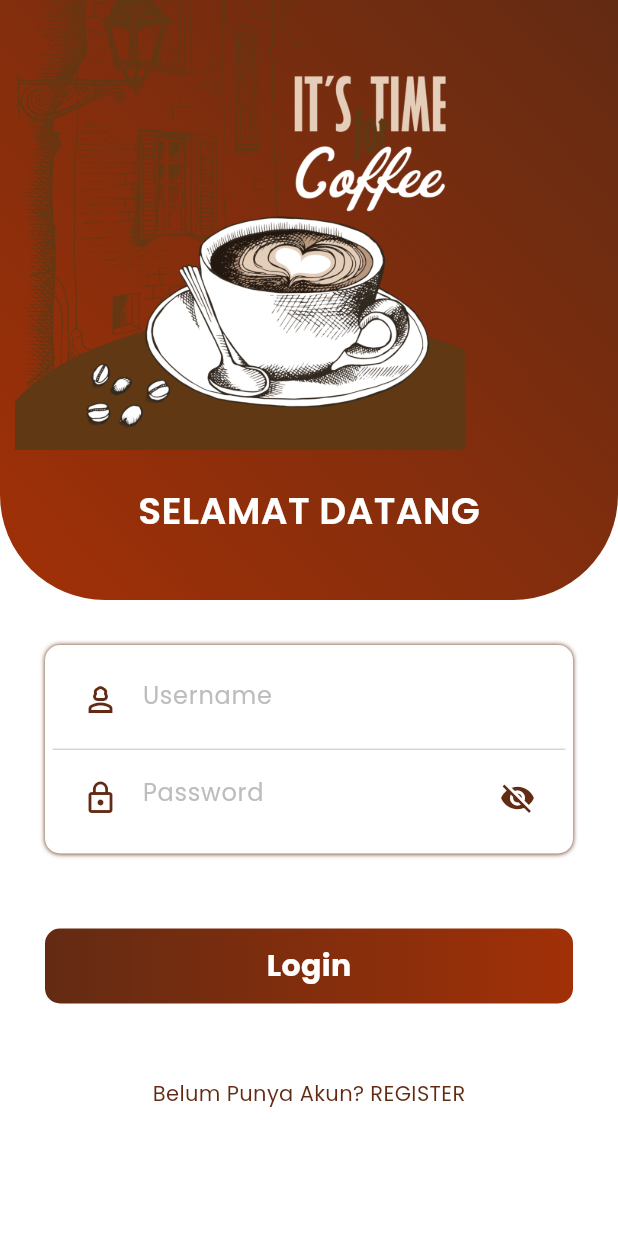
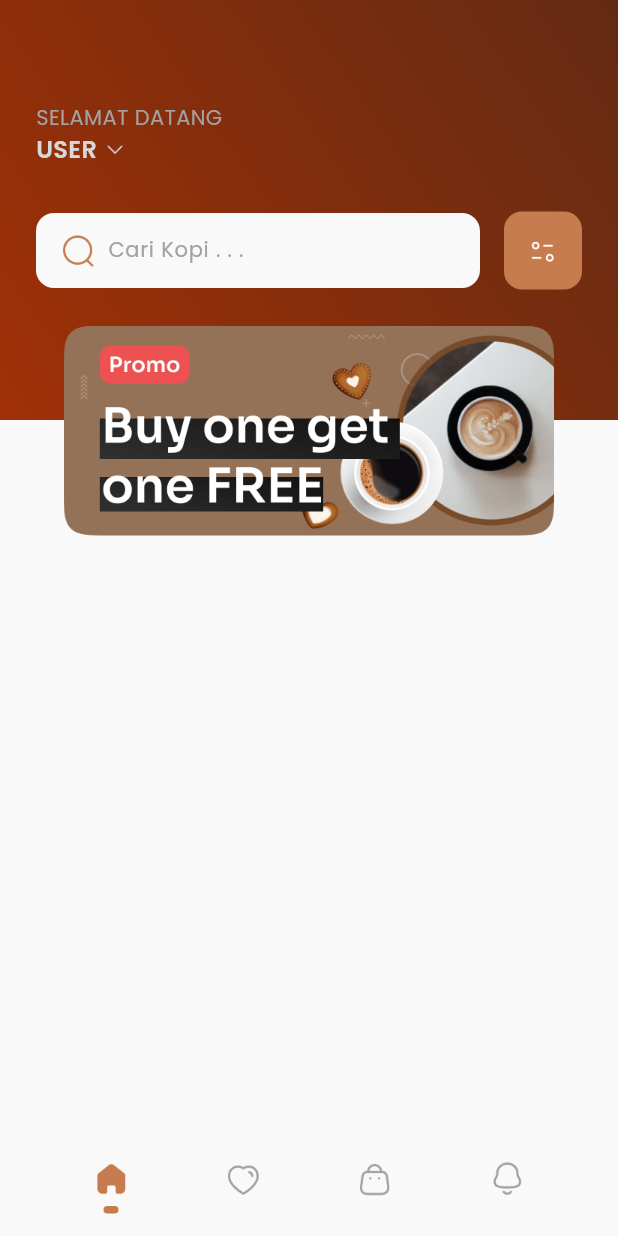
Before and after one commit to RaidFortallz/UAS_Mobile2, a Flutter app: the Login screen opened directly, after a tap on "Login", on a phone screen of 412 x 824 dp. Run offline on Flutter 3.47's test engine with Material 3 defaults, Android fonts, the light colour scheme and no system bars; drawn by our look-alikes of flutter_bounceable; our stand-ins replace gap, lottie.

Commit message:
UPADTE Bagian Dashboard

```diff
--- /dev/null
+++ b/lib/Frontend/Hal_Dashboard/dashboard.dart
@@ -0,0 +1,93 @@
+import 'package:flutter/material.dart';
+import 'package:uas_mobile2/Frontend/Hal_Dashboard/home.dart';
+import 'package:gap/gap.dart';
+import 'package:uas_mobile2/Warna_Tema/warna_tema.dart';
+
+class DashboardPage extends StatefulWidget {
+  const DashboardPage({super.key});
+
+  @override
+  State<DashboardPage> createState() => _DashboardPageState();
+}
+
+class _DashboardPageState extends State<DashboardPage> {
+  int indexMenu = 0;
+  final menu = [
+    {
+      'icon': 'assets/image/ic_home_border.png',
+      'icon_active': 'assets/image/ic_home_filled.png',
+      'fragment': const HomeFragment()
+    },
+    {
+      'icon': 'assets/image/ic_heart_border.png',
+      'icon_active': 'assets/image/ic_heart_border.png',
+      'fragment': const Center(
+        child: Text('FAVORITE'),
+      ),
+    },
+    {
+      'icon': 'assets/image/ic_bag_border.png',
+      'icon_active': 'assets/image/ic_bag_border.png',
+      'fragment': const Center(
+        child: Text('KERANJANG'),
+      ),
+    },
+    {
+      'icon': 'assets/image/ic_notification_border.png',
+      'icon_active': 'assets/image/ic_notification_border.png',
+      'fragment': const Center(
+        child: Text('NOTIFIKASI'),
+      ),
+    },
+  ];
+
+  @override
+  Widget build(BuildContext context) {
+    return Scaffold(
+      body: menu[indexMenu]['fragment'] as Widget,
+      bottomNavigationBar: Padding(
+        padding: const EdgeInsets.symmetric(horizontal: 30),
+        child: Row(
+          children: List.generate(menu.length, (index) {
+            Map item = menu[index];
+            bool isActive = indexMenu == index;
+            return Expanded(
+              child: InkWell(
+                onTap: () {
+                  indexMenu = index;
+                  setState(() {});
+                },
+                child: SizedBox(
+                  height: 70,
+                  child: Column(
+                    mainAxisSize: MainAxisSize.min,
+                    children: [
+                      const Gap(20),
+                      ImageIcon(
+                        AssetImage(
+                          item[isActive ? 'icon_active' : 'icon'],
+                        ),
+                        size: 24,
+                        color: isActive ? warnaKopi3 : warnaAbu,
+                      ),
+                      if (isActive) const Gap(6),
+                      if (isActive)
+                        Container(
+                          height: 5,
+                          width: 10,
+                          decoration: BoxDecoration(
+                            color: warnaKopi3,
+                            borderRadius: BorderRadius.circular(18),
+                          ),
+                        ),
+                    ],
+                  ),
+                ),
+              ),
+            );
+          }),
+        ),
+      ),
+    );
+  }
+}
--- /dev/null
+++ b/lib/Frontend/Hal_Dashboard/detail_coffee.dart
@@ -0,0 +1,12 @@
+import 'package:flutter/material.dart';
+import 'package:uas_mobile2/Models/coffee.dart';
+
+class DetailCoffee extends StatelessWidget {
+  const DetailCoffee({super.key, required this.coffee});
+  final Coffee coffee;
+
+  @override
+  Widget build(BuildContext context) {
+    return const Placeholder();
+  }
+}
--- a/lib/Frontend/Hal_Dashboard/favorite.dart
+++ b/lib/Frontend/Hal_Dashboard/favorite.dart
@@ -0,0 +1,10 @@
+import 'package:flutter/material.dart';
+
+class FavoritePage extends StatelessWidget {
+  const FavoritePage({super.key});
+
+  @override
+  Widget build(BuildContext context) {
+    return const Placeholder();
+  }
+}
--- a/lib/Frontend/Hal_Dashboard/home.dart
+++ b/lib/Frontend/Hal_Dashboard/home.dart
@@ -0,0 +1,154 @@
+import 'package:flutter/material.dart';
+import 'package:gap/gap.dart';
+import 'package:uas_mobile2/Warna_Tema/warna_tema.dart';
+
+class HomeFragment extends StatelessWidget {
+  const HomeFragment({super.key});
+
+  @override
+  Widget build(BuildContext context) {
+    return ListView(
+      padding: const EdgeInsets.all(0),
+      children: [
+        Stack(
+          children: [
+            buildBackground(),
+            Padding(
+              padding: const EdgeInsets.symmetric(horizontal: 24),
+              child: Column(
+                children: [
+                  const Gap(68),
+                  buildHeader(),
+                  const Gap(30),
+                  buildSearch(),
+                  const Gap(24),
+                  buildBannerPromo(),
+                ],
+              ),
+            )
+          ],
+        ),
+        const Gap(20),
+        // buildCategories(),
+        const Gap(16),
+        // buildGridCoffee(),
+        const Gap(30)
+      ],
+    );
+  }
+
+  Widget buildBackground() {
+    return Container(
+      height: 280,
+      decoration: const BoxDecoration(
+          gradient: LinearGradient(
+              begin: Alignment.topRight,
+              end: Alignment.bottomLeft,
+              colors: [warnaKopi, warnaKopi2])),
+    );
+  }
+
+  Widget buildHeader() {
+    return Column(
+      crossAxisAlignment: CrossAxisAlignment.start,
+      children: [
+        const Text(
+          'SELAMAT DATANG',
+          style: TextStyle(
+              fontFamily: "poppinsregular", fontSize: 14, color: warnaAbu),
+        ),
+        Row(
+          children: [
+            const Text(
+              'USER',
+              style: TextStyle(
+                  fontFamily: "poppinsregular",
+                  fontWeight: FontWeight.w600,
+                  fontSize: 16,
+                  color: warnaAbu2),
+            ),
+            const Gap(4),
+            Image.asset(
+              'assets/image/ic_arrow_down.png',
+              height: 16,
+              width: 16,
+            )
+          ],
+        )
+      ],
+    );
+  }
+
+  Widget buildSearch() {
+    return Row(
+      children: [
+        Expanded(
+          child: Container(
+            height: 50,
+            decoration: BoxDecoration(
+              borderRadius: BorderRadius.circular(12),
+              color: const Color(0xffF9F9F9),
+            ),
+            padding: const EdgeInsets.symmetric(horizontal: 16),
+            child: const Row(
+              children: [
+                ImageIcon(
+                  AssetImage('assets/image/ic_search.png'),
+                  color: warnaKopi3,
+                ),
+                Gap(8),
+                Expanded(
+                  child: TextField(
+                    style: TextStyle(
+                        fontFamily: "poppinsregular",
+                        fontSize: 14,
+                        color: Colors.black12),
+                    decoration: InputDecoration(
+                      contentPadding: EdgeInsets.all(0),
+                      isDense: true,
+                      border: InputBorder.none,
+                      hintText: "Cari Kopi . . .",
+                      hintStyle: TextStyle(
+                          fontFamily: "poppinsregular",
+                          fontSize: 14,
+                          color: warnaAbu),
+                    ),
+                  ),
+                )
+              ],
+            ),
+          ),
+        ),
+        const Gap(16),
+        InkWell(
+          onTap: () {},
+          child: Container(
+            height: 52,
+            width: 52,
+            decoration: BoxDecoration(
+              borderRadius: BorderRadius.circular(12),
+              color: warnaKopi3,
+            ),
+            alignment: Alignment.center,
+            child: const ImageIcon(
+              AssetImage('assets/image/ic_filter.png'),
+              size: 20,
+              color: Colors.white,
+            ),
+          ),
+        )
+      ],
+    );
+  }
+
+  Widget buildBannerPromo() {
+    return ClipRRect(
+      borderRadius: BorderRadius.circular(16),
+      child: Image.asset(
+        'assets/image/banner_coffee.png',
+        width: double.infinity,
+        height: 140,
+      ),
+    );
+  }
+}
--- a/lib/Frontend/Hal_Login&Register/login.dart
+++ b/lib/Frontend/Hal_Login&Register/login.dart
@@ -143,6 +143,7 @@ class _LoginState extends State<Login> {
                     const SizedBox(height: 30),
                     Bounceable(
                       onTap: () {
+                        Navigator.pushNamed(context, '/dashboard');
                       },
                       child: Container(
                         margin: const EdgeInsets.only(top: 20),
--- /dev/null
+++ b/lib/Models/coffee.dart
@@ -0,0 +1,46 @@
+class Coffee {
+  final String image;
+  final String name;
+  final String type;
+  final double rate;
+  final int review;
+  final String description;
+  final double price;
+
+  Coffee({
+    required this.image,
+    required this.name,
+    required this.type,
+    required this.rate,
+    required this.review,
+    required this.description,
+    required this.price,
+  });
+}
+
+final listGridCoffee = [
+  Coffee(
+      image: 'assets/image/kopi2.png',
+      name: 'Cafe Mocha',
+      type: 'Deep Foam',
+      rate: 4.8,
+      review: 230,
+      description: 'description',
+      price: 4.52),
+  Coffee(
+      image: 'assets/image/kopi2.png',
+      name: 'Cafe Mocha',
+      type: 'Deep Foam',
+      rate: 4.8,
+      review: 230,
+      description: 'description',
+      price: 4.52),
+  Coffee(
+      image: 'assets/image/kopi2.png',
+      name: 'Cafe Mocha',
+      type: 'Deep Foam',
+      rate: 4.8,
+      review: 230,
+      description: 'description',
+      price: 4.52),
+];
--- a/lib/Warna_Tema/warna_tema.dart
+++ b/lib/Warna_Tema/warna_tema.dart
@@ -2,4 +2,7 @@ import 'package:flutter/material.dart';
 
 const Color warnaKopi = Color(0xff632B13);
 const Color warnaKopi2 = Color.fromARGB(255, 161, 48, 7);
+const Color warnaKopi3 = Color(0xffC67C4E);
+const Color warnaAbu = Color(0xffA2A2A2);
+const Color warnaAbu2 = Color(0xffD8D8D8);
 const Color bgwarna = Color(0xffEBEBF2);
--- a/lib/main.dart
+++ b/lib/main.dart
@@ -1,6 +1,9 @@
 import 'package:flutter/material.dart';
 import 'package:flutter/services.dart';
+import 'package:uas_mobile2/Frontend/Hal_Dashboard/dashboard.dart';
+import 'package:uas_mobile2/Frontend/Hal_Dashboard/detail_coffee.dart';
 import 'package:uas_mobile2/Frontend/Splashscreen/splashcreen.dart';
+import 'package:uas_mobile2/Models/coffee.dart';
 import 'package:uas_mobile2/Warna_Tema/warna_tema.dart';
 
 void main() {
@@ -21,8 +24,17 @@ class MyApp extends StatelessWidget {
     return MaterialApp(
       debugShowCheckedModeBanner: false,
       title: 'UAS Pemrograman Mobile II',
-      theme: ThemeData(),
+      theme: ThemeData(
+        scaffoldBackgroundColor: const Color(0xffF9F9F9),
+      ),
       home: const Splashcreen(),
+      routes: {
+        '/dashboard': (context) => const DashboardPage(),
+        'detail': (context) {
+          Coffee coffee = ModalRoute.of(context)!.settings.arguments as Coffee;
+          return DetailCoffee(coffee: coffee);
+        }
+      },
     );
   }
 }
--- a/pubspec.yaml
+++ b/pubspec.yaml
@@ -33,6 +33,9 @@ dependencies:
   lottie: ^3.2.0
   cupertino_icons: ^1.0.8
   flutter_bounceable: ^1.1.0
+  gap: ^3.0.1
+  intl: ^0.20.1
+  readmore: ^3.0.0
 
 dev_dependencies:
   flutter_test:
```
Also changed, not shown: assets/image/banner_coffee.png (added), assets/image/ic_arrow_down.png (added), assets/image/ic_bag_border.png (added), assets/image/ic_filter.png (added), assets/image/ic_heart_border.png (added), assets/image/ic_home_border.png (added), assets/image/ic_home_filled.png (added), assets/image/ic_notification_border.png (added), assets/image/ic_search.png (added), pubspec.lock.
